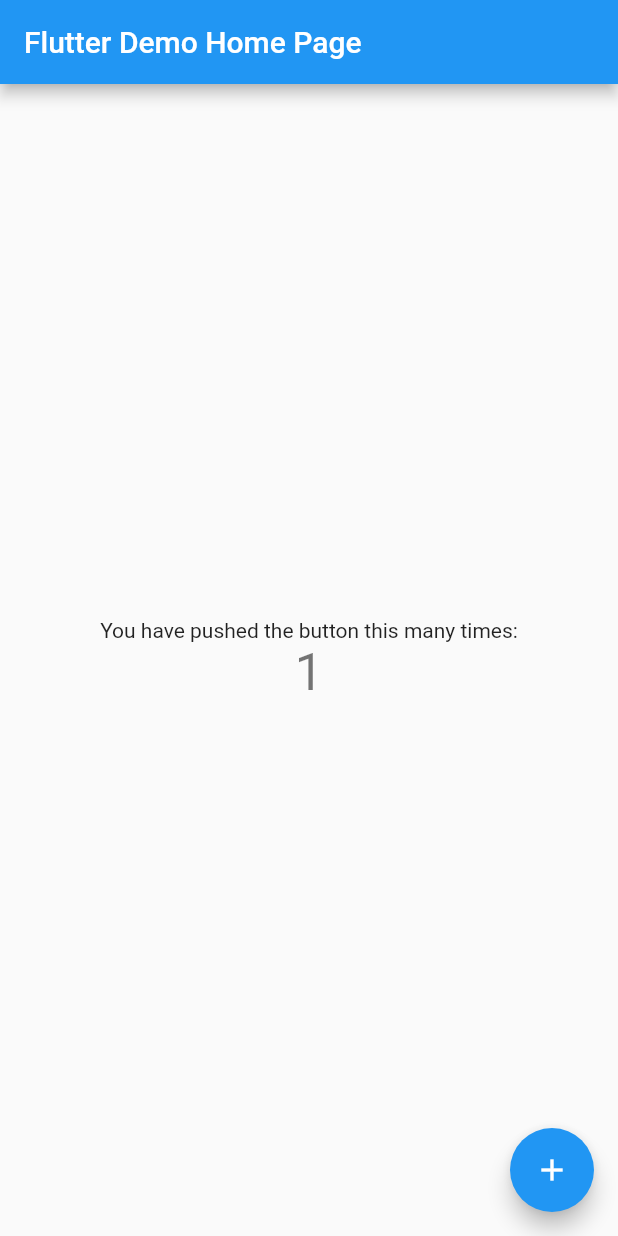
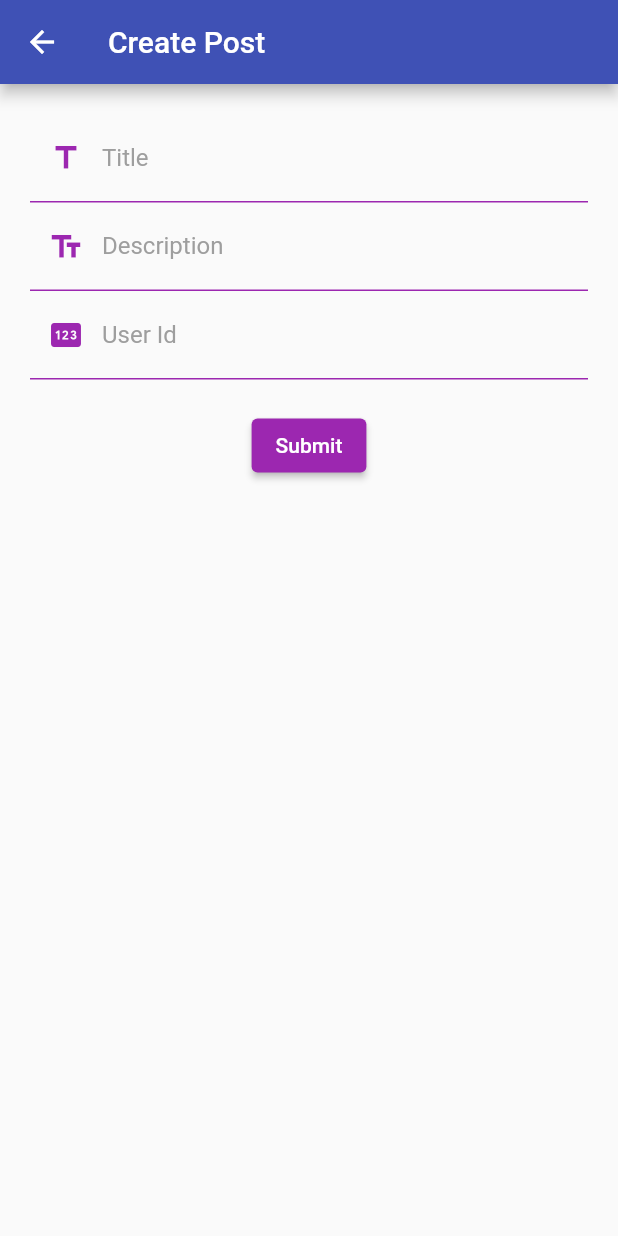
Before and after one commit to aragondev/prueba_tecnica, a Flutter app: the screen it shows after launch, after a tap on the "add" icon, on a phone screen of 412 x 824 dp. Run offline on Flutter 3.47's test engine with Material 2 defaults, Android fonts, the light colour scheme and no system bars; network calls fail.

Commit message:
finish api, model, screen and widgets

```diff
--- /dev/null
+++ b/lib/api/api_constants.dart
@@ -0,0 +1,6 @@
+
+class ApiContants {
+  static String baseUrl = 'https://jsonplaceholder.typicode.com';
+  static String postsEndpoint = '/posts';
+  static String commentsEndpoint = '/comments';
+}
--- /dev/null
+++ b/lib/api/api_services.dart
@@ -0,0 +1,53 @@
+//clase PostApi para obtener los datos de la API de jsonplaceholder
+import 'dart:convert';
+import 'package:http/http.dart' as http;
+import 'package:prueba_tecnica/api/api_constants.dart';
+import 'package:prueba_tecnica/models/comment.dart';
+
+import 'package:prueba_tecnica/models/post.dart';
+
+class ApiService {
+
+
+ //get all posts
+  Future<List<Post>> getAllPost() async {
+    final response = await http
+        .get(Uri.parse(ApiContants.baseUrl + ApiContants.postsEndpoint));
+    if (response.statusCode == 200) {
+      List jsonResponse = json.decode(response.body);
+      return jsonResponse.map((post) => Post.fromJson(post)).toList();
+    } else {
+      throw Exception('Failed to load posts from API');
+    }
+  }
+
+
+  //get comments by post id
+  Future<List<Comment>> getCommentsByPostId(int postId) async {
+    final response = await http.get(Uri.parse(
+        ApiContants.baseUrl + ApiContants.commentsEndpoint + '?postId=$postId'));
+    if (response.statusCode == 200) {
+      List jsonResponse = json.decode(response.body);
+      return jsonResponse.map((comment) => Comment.fromJson(comment)).toList();
+    } else {
+      throw Exception('Failed to load comments from API');
+    }
+  }
+
+
+  //create post
+  Future<Post> createPost(Post post) async {
+    final response = await http.post(
+      Uri.parse(ApiContants.baseUrl + ApiContants.postsEndpoint),
+      headers: <String, String>{
+        'Content-Type': 'application/json; charset=UTF-8',
+      },
+      body: jsonEncode(post.toJson()),
+    );
+    if (response.statusCode == 201) {
+      return Post.fromJson(jsonDecode(response.body));
+    } else {
+      throw Exception('Failed to create post.');
+    }
+  }
+}
--- a/lib/main.dart
+++ b/lib/main.dart
@@ -1,115 +1,20 @@
 import 'package:flutter/material.dart';
+import 'package:prueba_tecnica/screens/home_screen.dart';
 
-void main() {
-  runApp(const MyApp());
-}
+void main() => runApp(const MyApp());
 
 class MyApp extends StatelessWidget {
   const MyApp({Key? key}) : super(key: key);
 
-  // This widget is the root of your application.
   @override
   Widget build(BuildContext context) {
-    return MaterialApp(
-      title: 'Flutter Demo',
+    return  MaterialApp(
       theme: ThemeData(
-        // This is the theme of your application.
-        //
-        // Try running your application with "flutter run". You'll see the
-        // application has a blue toolbar. Then, without quitting the app, try
-        // changing the primarySwatch below to Colors.green and then invoke
-        // "hot reload" (press "r" in the console where you ran "flutter run",
-        // or simply save your changes to "hot reload" in a Flutter IDE).
-        // Notice that the counter didn't reset back to zero; the application
-        // is not restarted.
-        primarySwatch: Colors.blue,
+        primarySwatch: Colors.indigo,
       ),
-      home: const MyHomePage(title: 'Flutter Demo Home Page'),
+      debugShowCheckedModeBanner: false,
+      title: 'Test',
+      home:  HomeScreen()
     );
   }
 }
-
-class MyHomePage extends StatefulWidget {
-  const MyHomePage({Key? key, required this.title}) : super(key: key);
-
-  // This widget is the home page of your application. It is stateful, meaning
-  // that it has a State object (defined below) that contains fields that affect
-  // how it looks.
-
-  // This class is the configuration for the state. It holds the values (in this
-  // case the title) provided by the parent (in this case the App widget) and
-  // used by the build method of the State. Fields in a Widget subclass are
-  // always marked "final".
-
-  final String title;
-
-  @override
-  State<MyHomePage> createState() => _MyHomePageState();
-}
-
-class _MyHomePageState extends State<MyHomePage> {
-  int _counter = 0;
-
-  void _incrementCounter() {
-    setState(() {
-      // This call to setState tells the Flutter framework that something has
-      // changed in this State, which causes it to rerun the build method below
-      // so that the display can reflect the updated values. If we changed
-      // _counter without calling setState(), then the build method would not be
-      // called again, and so nothing would appear to happen.
-      _counter++;
-    });
-  }
-
-  @override
-  Widget build(BuildContext context) {
-    // This method is rerun every time setState is called, for instance as done
-    // by the _incrementCounter method above.
-    //
-    // The Flutter framework has been optimized to make rerunning build methods
-    // fast, so that you can just rebuild anything that needs updating rather
-    // than having to individually change instances of widgets.
-    return Scaffold(
-      appBar: AppBar(
-        // Here we take the value from the MyHomePage object that was created by
-        // the App.build method, and use it to set our appbar title.
-        title: Text(widget.title),
-      ),
-      body: Center(
-        // Center is a layout widget. It takes a single child and positions it
-        // in the middle of the parent.
-        child: Column(
-          // Column is also a layout widget. It takes a list of children and
-          // arranges them vertically. By default, it sizes itself to fit its
-          // children horizontally, and tries to be as tall as its parent.
-          //
-          // Invoke "debug painting" (press "p" in the console, choose the
-          // "Toggle Debug Paint" action from the Flutter Inspector in Android
-          // Studio, or the "Toggle Debug Paint" command in Visual Studio Code)
-          // to see the wireframe for each widget.
-          //
-          // Column has various properties to control how it sizes itself and
-          // how it positions its children. Here we use mainAxisAlignment to
-          // center the children vertically; the main axis here is the vertical
-          // axis because Columns are vertical (the cross axis would be
-          // horizontal).
-          mainAxisAlignment: MainAxisAlignment.center,
-          children: <Widget>[
-            const Text(
-              'You have pushed the button this many times:',
-            ),
-            Text(
-              '$_counter',
-              style: Theme.of(context).textTheme.headline4,
-            ),
-          ],
-        ),
-      ),
-      floatingActionButton: FloatingActionButton(
-        onPressed: _incrementCounter,
-        tooltip: 'Increment',
-        child: const Icon(Icons.add),
-      ), // This trailing comma makes auto-formatting nicer for build methods.
-    );
-  }
-}
--- /dev/null
+++ b/lib/models/comment.dart
@@ -0,0 +1,37 @@
+// To parse this JSON data, do
+//
+//     final comment = commentFromJson(jsonString);
+
+import 'dart:convert';
+
+List<Comment> commentFromJson(String str) => List<Comment>.from(json.decode(str).map((x) => Comment.fromJson(x)));
+
+String commentToJson(List<Comment> data) => json.encode(List<dynamic>.from(data.map((x) => x.toJson())));
+
+class Comment {
+    Comment({
+        required this.postId,
+        required this.name,
+        required this.email,
+        required this.body,
+    });
+
+    final int postId;
+    final String name;
+    final String email;
+    final String body;
+
+    factory Comment.fromJson(Map<String, dynamic> json) => Comment(
+        postId: json["postId"],
+        name: json["name"],
+        email: json["email"],
+        body: json["body"],
+    );
+
+    Map<String, dynamic> toJson() => {
+        "postId": postId,
+        "name": name,
+        "email": email,
+        "body": body,
+    };
+}
--- /dev/null
+++ b/lib/models/post.dart
@@ -0,0 +1,38 @@
+// To parse this JSON data, do
+//
+//     final post = postFromJson(jsonString);
+
+import 'dart:convert';
+
+List<Post> postFromJson(String str) => List<Post>.from(json.decode(str).map((x) => Post.fromJson(x)));
+
+String postToJson(List<Post> data) => json.encode(List<dynamic>.from(data.map((x) => x.toJson())));
+
+class Post {
+    Post(
+        {
+            required this.userId,
+            required this.id,
+            required this.title,
+            required this.body,
+        }
+    );
+
+    final int userId;
+    final int id;
+    final String title;
+    final String body;
+
+    factory Post.fromJson(Map<String, dynamic> json) => Post(
+        userId:  json["userId"]??0,
+        id: json["id"],
+        title: json["title"],
+        body: json["body"],
+    );
+
+    Map<String, dynamic> toJson() => {
+        "id": id,
+        "title": title,
+        "body": body,
+    };
+}
--- /dev/null
+++ b/lib/screens/home_screen.dart
@@ -0,0 +1,81 @@
+import 'package:flutter/material.dart';
+import 'package:prueba_tecnica/api/api_services.dart';
+import 'package:prueba_tecnica/screens/comment_screen.dart';
+import 'package:prueba_tecnica/widget/create_post.dart';
+
+class HomeScreen extends StatelessWidget {
+  final ApiService apiService = ApiService();
+
+  HomeScreen({Key? key}) : super(key: key);
+
+  @override
+  Widget build(BuildContext context) {
+    return Scaffold(
+      appBar: AppBar(
+        title: const Text('Lista de posts'),
+        centerTitle: true,
+      ),
+      body: FutureBuilder(
+        future: apiService.getAllPost(),
+        builder: (BuildContext context, AsyncSnapshot snapshot) {
+          if (snapshot.hasData) {
+            return ListView.builder(
+              reverse: true,
+              itemCount: snapshot.data.length,
+              itemBuilder: (BuildContext context, int index) {
+                return _itemList(snapshot, index, context);
+              },
+            );
+          } else {
+            return const Center(child: CircularProgressIndicator());
+          }
+        },
+      ),
+      floatingActionButton: FloatingActionButton(
+        onPressed: () {
+          MaterialPageRoute route = MaterialPageRoute(
+            builder: (context) => const CreatePost(),
+          );
+          Navigator.push(context, route);
+        },
+        child: const Icon(Icons.add),
+      ),
+    );
+  }
+
+  Container _itemList(
+      AsyncSnapshot<dynamic> snapshot, int index, BuildContext context) {
+    return Container(
+        margin: const EdgeInsets.all(10),
+        decoration: BoxDecoration(
+          color: Colors.white,
+          borderRadius: BorderRadius.circular(10),
+          boxShadow: const [
+            BoxShadow(
+              color: Colors.black12,
+              blurRadius: 5,
+              offset: Offset(0, 5),
+            ),
+          ],
+        ),
+        child: _postItem(snapshot, index, context));
+  }
+
+  ListTile _postItem(
+      AsyncSnapshot<dynamic> snapshot, int index, BuildContext context) {
+    return ListTile(
+      onTap: () {
+        MaterialPageRoute route = MaterialPageRoute(
+          builder: (context) => CommentScreen(postId: snapshot.data[index].id),
+        );
+        Navigator.push(context, route);
+      },
+      leading: CircleAvatar(
+        child: Text(snapshot.data[index].id.toString()),
+      ),
+      title: Text(snapshot.data[index].title.toUpperCase(),
+          style: const TextStyle(fontWeight: FontWeight.bold, fontSize: 18)),
+      subtitle: Text(snapshot.data[index].body),
+    );
+  }
+}
--- /dev/null
+++ b/lib/widget/create_post.dart
@@ -0,0 +1,137 @@
+import 'package:flutter/material.dart';
+import 'package:prueba_tecnica/api/api_services.dart';
+import 'package:prueba_tecnica/models/post.dart';
+
+//Widget con formulario para crear un post con validaciones
+class CreatePost extends StatefulWidget {
+  const CreatePost({Key? key}) : super(key: key);
+
+  @override
+  _CreatePostState createState() => _CreatePostState();
+}
+
+class _CreatePostState extends State<CreatePost> {
+  final _formKey = GlobalKey<FormState>();
+  final _titleController = TextEditingController();
+  final _bodyController = TextEditingController();
+  final _userIdController = TextEditingController();
+
+  @override
+  Widget build(BuildContext context) {
+    return Scaffold(
+      appBar: AppBar(
+        title: const Text('Create Post'),
+      ),
+      body: Form(
+        key: _formKey,
+        child: Container(
+          padding: const EdgeInsets.all(20),
+          child: Column(
+            children: <Widget>[
+              _formTitle(),
+              _formBody(),
+              _formUserId(),
+              SizedBox(height: 20),
+              _formButton(context),
+            ],
+          ),
+        ),
+      ),
+    );
+  }
+
+  TextFormField _formTitle() {
+    return TextFormField(
+      controller: _titleController,
+      decoration: _decoration(Icons.title, 'Title', 'Enter a title'),
+      //validar que value solo contenga letras
+      validator: (value) {
+        if (value!.isEmpty) {
+          return 'Please enter some text';
+        }
+        //validar que solo acepte palabras sin numeros ni caracteres especiales
+        if (value.contains(RegExp(r'^[a-zA-Z\s]+$'))) {
+          return null;
+        }
+        return 'Please enter only letters';
+      },
+    );
+  }
+
+  TextFormField _formBody() {
+    return TextFormField(
+      controller: _bodyController,
+      decoration: _decoration( Icons.text_fields, 'Description', 'Enter a description'),
+      validator: (value) {
+        if (value!.isEmpty) {
+          return 'Please enter some text';
+        }
+        return null;
+      },
+    );
+  }
+
+  TextFormField _formUserId() {
+    return TextFormField(
+      keyboardType: TextInputType.number,
+      controller: _userIdController,
+      decoration: _decoration( Icons.pin, 'User Id', 'Enter a number'),
+      //valida que value solo contenga numeros y que no sea vacio
+      validator: (value) {
+        if (value!.isEmpty) {
+          return 'This field is required';
+        } else {
+          if (value.contains(RegExp(r'^[0-9]+$'))) {
+            return null;
+          }
+        }
+        return 'Please enter only numbers';
+        // return null;
+      },
+    );
+  }
+
+  InputDecoration _decoration(IconData icon, String label, String hint) {
+    return InputDecoration(
+        enabledBorder: const UnderlineInputBorder(
+          borderSide: BorderSide(color: Colors.purple),
+        ),
+        focusedBorder: const UnderlineInputBorder(
+          borderSide: BorderSide(color: Colors.purple, width: 2.0),
+        ),
+        hintText: hint,
+        labelText:label,
+        labelStyle: const TextStyle(
+          color: Colors.grey,
+        ),
+        prefixIcon: Icon(
+          icon,
+          color: Colors.purple,
+        ));
+  }
+
+  ElevatedButton _formButton(BuildContext context) {
+    return ElevatedButton(
+      style: ElevatedButton.styleFrom(
+        primary: Colors.purple,
+        onPrimary: Colors.white,
+      ),
+      onPressed: () {
+        if (_formKey.currentState!.validate()) {
+          ScaffoldMessenger.of(context).showSnackBar(
+            const SnackBar(content: Text('Processing Data')),
+          );
+          //si el formulario es valido, se envian los datos a la api y se redirecciona a la pantalla de posts
+          ApiService().createPost(Post(
+            id: 0,
+            title: _titleController.text,
+            body: _bodyController.text,
+            userId: int.parse(_userIdController.text),
+          ));
+          Navigator.pop(context);
+        }
+      },
+      child: const Text('Submit'),
+    );
+  }
+}
--- a/pubspec.yaml
+++ b/pubspec.yaml
@@ -34,6 +34,7 @@
   # The following adds the Cupertino Icons font to your application.
   # Use with the CupertinoIcons class for iOS style icons.
   cupertino_icons: ^1.0.2
+  http: ^0.13.5
 
 dev_dependencies:
   flutter_test:
```
Also changed, not shown: lib/screens/comment_screen.dart (added, +61 -0 lines), pubspec.lock, 2 other files.
